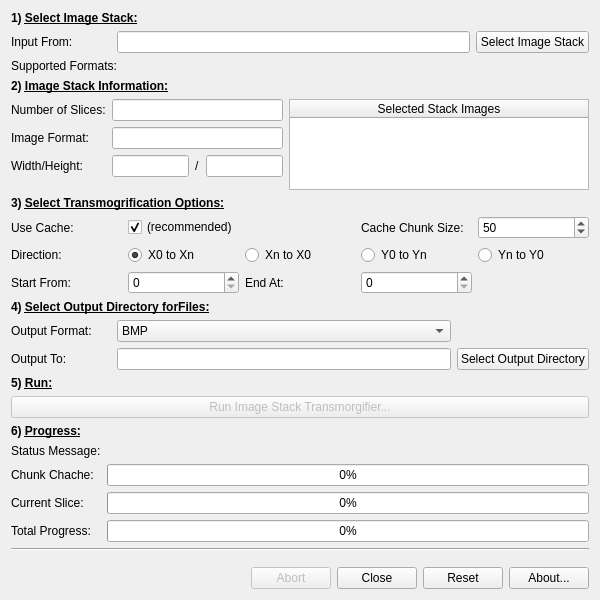
Before: the Qt Designer form mainwindow.ui in alanspencer/ImageStackTransmogrifier, drawn with Qt 5.
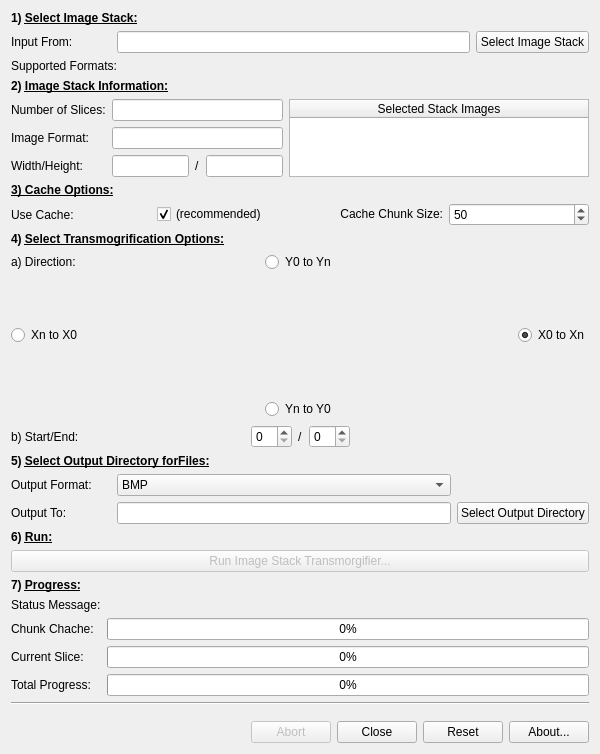
After: the same form once the commit is applied. Icons and pictures are not drawn.

```diff
--- a/mainwindow.ui
+++ b/mainwindow.ui
@@ -7,7 +7,7 @@
     <x>0</x>
     <y>0</y>
     <width>600</width>
-    <height>600</height>
+    <height>740</height>
    </rect>
   </property>
   <property name="windowTitle">
@@ -199,34 +199,21 @@
      </layout>
     </item>
     <item>
-     <widget class="QLabel" name="label_8">
+     <widget class="QLabel" name="label_22">
       <property name="text">
-       <string>&lt;html&gt;&lt;head/&gt;&lt;body&gt;&lt;p&gt;&lt;span style=&quot; font-weight:600;&quot;&gt;3) &lt;/span&gt;&lt;span style=&quot; font-weight:600; text-decoration: underline;&quot;&gt;Select Transmogrification Options:&lt;/span&gt;&lt;/p&gt;&lt;/body&gt;&lt;/html&gt;</string>
+       <string>&lt;html&gt;&lt;head/&gt;&lt;body&gt;&lt;p&gt;&lt;span style=&quot; font-weight:600; text-decoration: underline;&quot;&gt;3) Cache Options:&lt;/span&gt;&lt;/p&gt;&lt;/body&gt;&lt;/html&gt;</string>
       </property>
      </widget>
     </item>
     <item>
-     <layout class="QGridLayout" name="gridLayout_6" columnstretch="0,0,0,0,0">
+     <layout class="QGridLayout" name="gridLayout_7">
       <property name="topMargin">
        <number>0</number>
       </property>
-      <item row="1" column="4">
-       <widget class="QRadioButton" name="directionYntoY0">
-        <property name="enabled">
-         <bool>true</bool>
-        </property>
+      <item row="0" column="2">
+       <widget class="QLabel" name="label_16">
         <property name="text">
-         <string>Yn to Y0</string>
-        </property>
-       </widget>
-      </item>
-      <item row="1" column="3">
-       <widget class="QRadioButton" name="directionY0toYn">
-        <property name="enabled">
-         <bool>true</bool>
-        </property>
-        <property name="text">
-         <string>Y0 to Yn</string>
+         <string>&lt;html&gt;&lt;head/&gt;&lt;body&gt;&lt;p align=&quot;right&quot;&gt;Cache Chunk Size:&lt;/p&gt;&lt;/body&gt;&lt;/html&gt;</string>
         </property>
        </widget>
       </item>
@@ -247,7 +234,7 @@
         </property>
        </widget>
       </item>
-      <item row="0" column="4">
+      <item row="0" column="3">
        <widget class="QSpinBox" name="cacheChuckSize">
         <property name="minimum">
          <number>10</number>
@@ -263,7 +250,102 @@
         </property>
        </widget>
       </item>
-      <item row="1" column="2">
+     </layout>
+    </item>
+    <item>
+     <widget class="QLabel" name="label_8">
+      <property name="text">
+       <string>&lt;html&gt;&lt;head/&gt;&lt;body&gt;&lt;p&gt;&lt;span style=&quot; font-weight:600;&quot;&gt;4) &lt;/span&gt;&lt;span style=&quot; font-weight:600; text-decoration: underline;&quot;&gt;Select Transmogrification Options:&lt;/span&gt;&lt;/p&gt;&lt;/body&gt;&lt;/html&gt;</string>
+      </property>
+     </widget>
+    </item>
+    <item>
+     <layout class="QGridLayout" name="gridLayout_6" columnstretch="0,0,0">
+      <property name="topMargin">
+       <number>0</number>
+      </property>
+      <property name="bottomMargin">
+       <number>0</number>
+      </property>
+      <item row="1" column="1">
+       <layout class="QHBoxLayout" name="horizontalLayout_6">
+        <item>
+         <widget class="QLabel" name="boxDiagram">
+          <property name="sizePolicy">
+           <sizepolicy hsizetype="Fixed" vsizetype="Fixed">
+            <horstretch>0</horstretch>
+            <verstretch>0</verstretch>
+           </sizepolicy>
+          </property>
+          <property name="minimumSize">
+           <size>
+            <width>132</width>
+            <height>115</height>
+           </size>
+          </property>
+          <property name="maximumSize">
+           <size>
+            <width>132</width>
+            <height>115</height>
+           </size>
+          </property>
+          <property name="text">
+           <string/>
+          </property>
+          <property name="pixmap">
+           <pixmap resource="resources.qrc">:/image/X0toXn</pixmap>
+          </property>
+          <property name="scaledContents">
+           <bool>true</bool>
+          </property>
+         </widget>
+        </item>
+       </layout>
+      </item>
+      <item row="0" column="1">
+       <layout class="QHBoxLayout" name="horizontalLayout_4">
+        <property name="topMargin">
+         <number>0</number>
+        </property>
+        <item>
+         <spacer name="horizontalSpacer_2">
+          <property name="orientation">
+           <enum>Qt::Horizontal</enum>
+          </property>
+          <property name="sizeHint" stdset="0">
+           <size>
+            <width>40</width>
+            <height>20</height>
+           </size>
+          </property>
+         </spacer>
+        </item>
+        <item>
+         <widget class="QRadioButton" name="directionY0toYn">
+          <property name="enabled">
+           <bool>true</bool>
+          </property>
+          <property name="text">
+           <string>Y0 to Yn</string>
+          </property>
+         </widget>
+        </item>
+        <item>
+         <spacer name="horizontalSpacer_3">
+          <property name="orientation">
+           <enum>Qt::Horizontal</enum>
+          </property>
+          <property name="sizeHint" stdset="0">
+           <size>
+            <width>40</width>
+            <height>20</height>
+           </size>
+          </property>
+         </spacer>
+        </item>
+       </layout>
+      </item>
+      <item row="1" column="0">
        <widget class="QRadioButton" name="directionXntoX0">
         <property name="enabled">
          <bool>true</bool>
@@ -273,7 +355,7 @@
         </property>
        </widget>
       </item>
-      <item row="1" column="1">
+      <item row="1" column="2">
        <widget class="QRadioButton" name="directionX0toXn">
         <property name="text">
          <string>X0 to Xn</string>
@@ -283,46 +365,109 @@
         </property>
        </widget>
       </item>
-      <item row="1" column="0">
-       <widget class="QLabel" name="label_9">
-        <property name="text">
-         <string>Direction:</string>
-        </property>
-       </widget>
+      <item row="2" column="1">
+       <layout class="QHBoxLayout" name="horizontalLayout_7">
+        <item>
+         <spacer name="horizontalSpacer_5">
+          <property name="orientation">
+           <enum>Qt::Horizontal</enum>
+          </property>
+          <property name="sizeHint" stdset="0">
+           <size>
+            <width>40</width>
+            <height>20</height>
+           </size>
+          </property>
+         </spacer>
+        </item>
+        <item>
+         <widget class="QRadioButton" name="directionYntoY0">
+          <property name="enabled">
+           <bool>true</bool>
+          </property>
+          <property name="text">
+           <string>Yn to Y0</string>
+          </property>
+         </widget>
+        </item>
+        <item>
+         <spacer name="horizontalSpacer_4">
+          <property name="orientation">
+           <enum>Qt::Horizontal</enum>
+          </property>
+          <property name="sizeHint" stdset="0">
+           <size>
+            <width>40</width>
+            <height>20</height>
+           </size>
+          </property>
+         </spacer>
+        </item>
+       </layout>
       </item>
-      <item row="0" column="3">
-       <widget class="QLabel" name="label_16">
-        <property name="text">
-         <string>Cache Chunk Size:</string>
-        </property>
-       </widget>
-      </item>
-      <item row="2" column="0">
+      <item row="3" column="0">
        <widget class="QLabel" name="label_21">
         <property name="text">
-         <string>Start From:</string>
+         <string>b) Start/End:</string>
         </property>
        </widget>
       </item>
-      <item row="2" column="2">
-       <widget class="QLabel" name="label_22">
+      <item row="0" column="0">
+       <widget class="QLabel" name="label_9">
         <property name="text">
-         <string>End At:</string>
+         <string>a) Direction:</string>
         </property>
        </widget>
       </item>
-      <item row="2" column="1">
-       <widget class="QSpinBox" name="startAtNumber"/>
-      </item>
-      <item row="2" column="3">
-       <widget class="QSpinBox" name="endAtNumber"/>
+      <item row="3" column="1">
+       <layout class="QHBoxLayout" name="horizontalLayout_8">
+        <item>
+         <spacer name="horizontalSpacer_8">
+          <property name="orientation">
+           <enum>Qt::Horizontal</enum>
+          </property>
+          <property name="sizeHint" stdset="0">
+           <size>
+            <width>40</width>
+            <height>20</height>
+           </size>
+          </property>
+         </spacer>
+        </item>
+        <item>
+         <widget class="QSpinBox" name="startAtNumber"/>
+        </item>
+        <item>
+         <widget class="QLabel" name="label_24">
+          <property name="text">
+           <string>/</string>
+          </property>
+         </widget>
+        </item>
+        <item>
+         <widget class="QSpinBox" name="endAtNumber"/>
+        </item>
+        <item>
+         <spacer name="horizontalSpacer_7">
+          <property name="orientation">
+           <enum>Qt::Horizontal</enum>
+          </property>
+          <property name="sizeHint" stdset="0">
+           <size>
+            <width>40</width>
+            <height>20</height>
+           </size>
+          </property>
+         </spacer>
+        </item>
+       </layout>
       </item>
      </layout>
     </item>
     <item>
      <widget class="QLabel" name="label_11">
       <property name="text">
-       <string>&lt;html&gt;&lt;head/&gt;&lt;body&gt;&lt;p&gt;&lt;span style=&quot; font-weight:600;&quot;&gt;4) &lt;/span&gt;&lt;span style=&quot; font-weight:600; text-decoration: underline;&quot;&gt;Select Output Directory for&lt;/span&gt;&lt;span style=&quot; font-weight:600; font-style:italic; text-decoration: underline;&quot;/&gt;&lt;span style=&quot; font-weight:600; text-decoration: underline;&quot;&gt;Files:&lt;/span&gt;&lt;/p&gt;&lt;/body&gt;&lt;/html&gt;</string>
+       <string>&lt;html&gt;&lt;head/&gt;&lt;body&gt;&lt;p&gt;&lt;span style=&quot; font-weight:600;&quot;&gt;5) &lt;/span&gt;&lt;span style=&quot; font-weight:600; text-decoration: underline;&quot;&gt;Select Output Directory forFiles:&lt;/span&gt;&lt;/p&gt;&lt;/body&gt;&lt;/html&gt;</string>
       </property>
      </widget>
     </item>
@@ -391,7 +536,7 @@
     <item>
      <widget class="QLabel" name="label_10">
       <property name="text">
-       <string>&lt;html&gt;&lt;head/&gt;&lt;body&gt;&lt;p&gt;&lt;span style=&quot; font-weight:600;&quot;&gt;5) &lt;/span&gt;&lt;span style=&quot; font-weight:600; text-decoration: underline;&quot;&gt;Run:&lt;/span&gt;&lt;/p&gt;&lt;/body&gt;&lt;/html&gt;</string>
+       <string>&lt;html&gt;&lt;head/&gt;&lt;body&gt;&lt;p&gt;&lt;span style=&quot; font-weight:600;&quot;&gt;6) &lt;/span&gt;&lt;span style=&quot; font-weight:600; text-decoration: underline;&quot;&gt;Run:&lt;/span&gt;&lt;/p&gt;&lt;/body&gt;&lt;/html&gt;</string>
       </property>
      </widget>
     </item>
@@ -412,7 +557,7 @@
     <item>
      <widget class="QLabel" name="label_14">
       <property name="text">
-       <string>&lt;html&gt;&lt;head/&gt;&lt;body&gt;&lt;p&gt;&lt;span style=&quot; font-weight:600;&quot;&gt;6) &lt;/span&gt;&lt;span style=&quot; font-weight:600; text-decoration: underline;&quot;&gt;Progress:&lt;/span&gt;&lt;/p&gt;&lt;/body&gt;&lt;/html&gt;</string>
+       <string>&lt;html&gt;&lt;head/&gt;&lt;body&gt;&lt;p&gt;&lt;span style=&quot; font-weight:600;&quot;&gt;7) &lt;/span&gt;&lt;span style=&quot; font-weight:600; text-decoration: underline;&quot;&gt;Progress:&lt;/span&gt;&lt;/p&gt;&lt;/body&gt;&lt;/html&gt;</string>
       </property>
      </widget>
     </item>
```
Left out of the diff: 8 changed lines with no effect on the pictures.
